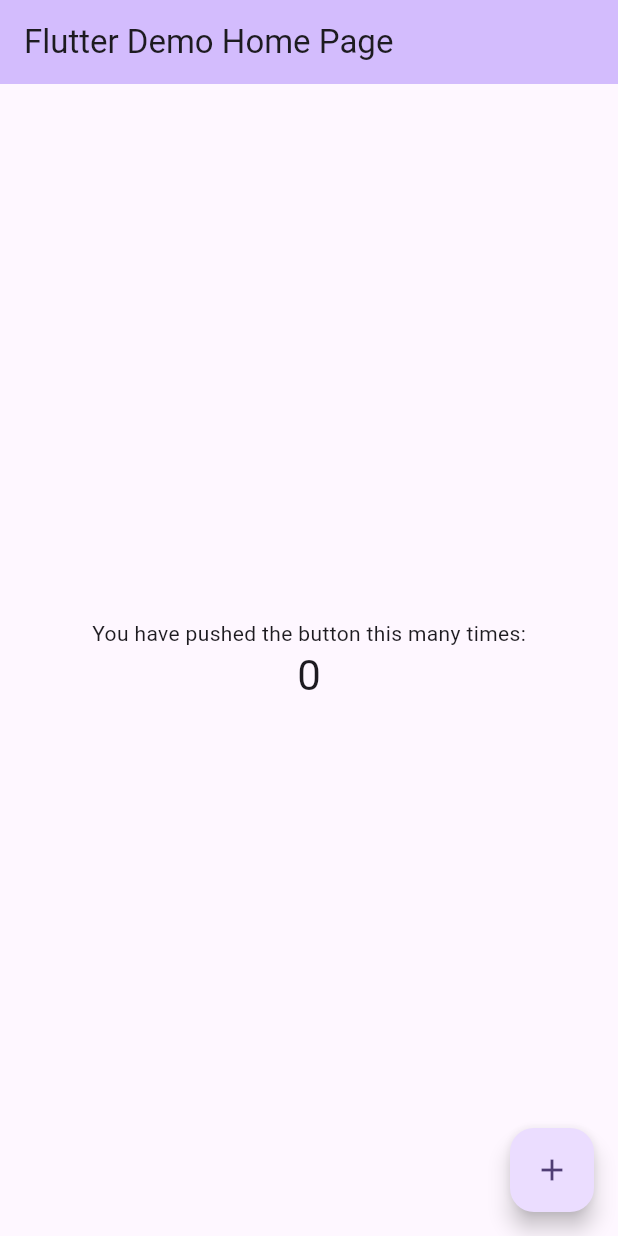
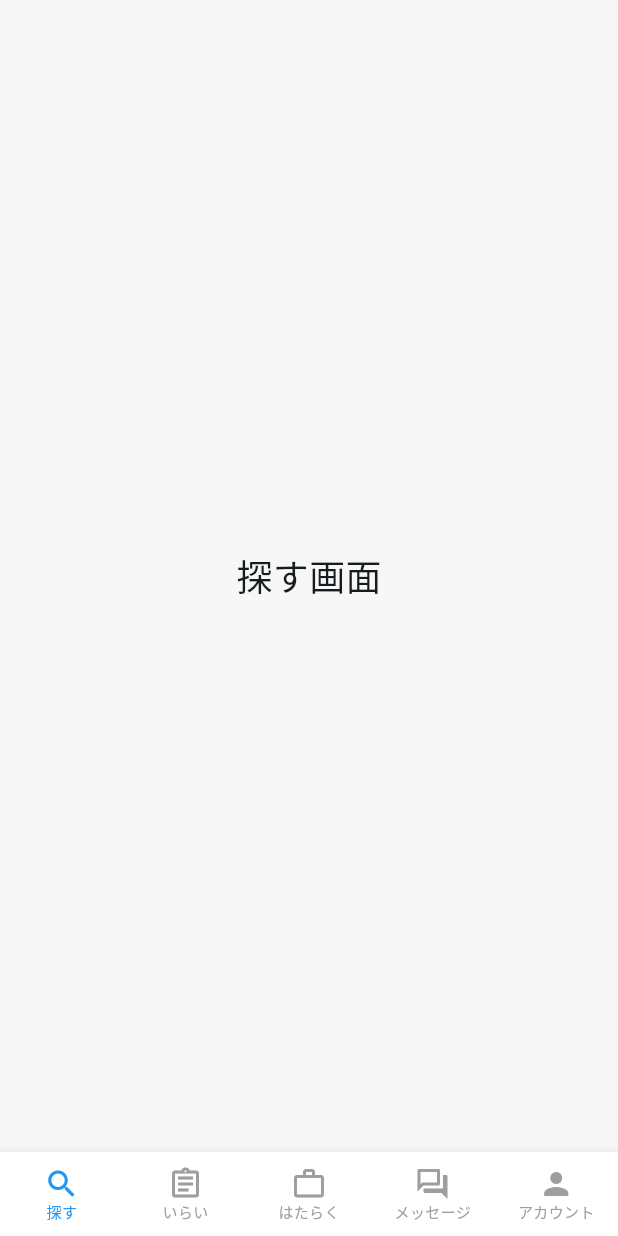
Before and after one commit to Mkazuki0511/yorozuya_app, a Flutter app: the screen it shows after launch, on a phone screen of 412 x 824 dp. Run offline on Flutter 3.47's test engine with Material 3 defaults, Android fonts, the phone set to English and light mode, and no system bars; our stand-ins replace firebase_core; accounts and stored records are empty.

Commit message:
feat: ボトムナビゲーションバーの実装、遷移先のページの作成完了

```diff
--- a/lib/main.dart
+++ b/lib/main.dart
@@ -1,6 +1,11 @@
 import 'package:flutter/material.dart';
 import 'package:firebase_core/firebase_core.dart';
 import 'firebase_options.dart';
+import 'pages/page_search.dart';
+import 'pages/page_request.dart';
+import 'pages/page_work.dart';
+import 'pages/page_message.dart';
+import 'pages/page_account.dart';
 
 void main() async {
   WidgetsFlutterBinding.ensureInitialized();
@@ -18,112 +23,65 @@ class MyApp extends StatelessWidget {
   @override
   Widget build(BuildContext context) {
     return MaterialApp(
-      title: 'Flutter Demo',
+      title: 'Yorozuya App',
       theme: ThemeData(
-        // This is the theme of your application.
-        //
-        // TRY THIS: Try running your application with "flutter run". You'll see
-        // the application has a purple toolbar. Then, without quitting the app,
-        // try changing the seedColor in the colorScheme below to Colors.green
-        // and then invoke "hot reload" (save your changes or press the "hot
-        // reload" button in a Flutter-supported IDE, or press "r" if you used
-        // the command line to start the app).
-        //
-        // Notice that the counter didn't reset back to zero; the application
-        // state is not lost during the reload. To reset the state, use hot
-        // restart instead.
-        //
-        // This works for code too, not just values: Most code changes can be
-        // tested with just a hot reload.
-        colorScheme: ColorScheme.fromSeed(seedColor: Colors.deepPurple),
+        colorScheme: ColorScheme.fromSeed(seedColor: Colors.white),
+        useMaterial3: true,
+        scaffoldBackgroundColor: const Color(0xFFF7F7F7),
       ),
-      home: const MyHomePage(title: 'Flutter Demo Home Page'),
+      home: const MainNavigationScreen(),
     );
   }
 }
 
-class MyHomePage extends StatefulWidget {
-  const MyHomePage({super.key, required this.title});
-
-  // This widget is the home page of your application. It is stateful, meaning
-  // that it has a State object (defined below) that contains fields that affect
-  // how it looks.
-
-  // This class is the configuration for the state. It holds the values (in this
-  // case the title) provided by the parent (in this case the App widget) and
-  // used by the build method of the State. Fields in a Widget subclass are
-  // always marked "final".
-
-  final String title;
+class MainNavigationScreen extends StatefulWidget {
+  const MainNavigationScreen({super.key});
 
   @override
-  State<MyHomePage> createState() => _MyHomePageState();
+  State<MainNavigationScreen> createState() => _MainNavigationScreenState();
 }
 
-class _MyHomePageState extends State<MyHomePage> {
-  int _counter = 0;
+class _MainNavigationScreenState extends State<MainNavigationScreen> {
+  int _selectedIndex = 0 ;
+  static final List<Widget> _pages = <Widget>[
+    const PageSearch(),
+    const PageRequest(),
+    const PageWork(),
+    const PageMessage(),
+    const PageAccount(),
+  ];
 
-  void _incrementCounter() {
+  void _onItemTapped(int index) {
     setState(() {
-      // This call to setState tells the Flutter framework that something has
-      // changed in this State, which causes it to rerun the build method below
-      // so that the display can reflect the updated values. If we changed
-      // _counter without calling setState(), then the build method would not be
-      // called again, and so nothing would appear to happen.
-      _counter++;
+      _selectedIndex = index;
     });
   }
 
+
   @override
   Widget build(BuildContext context) {
-    // This method is rerun every time setState is called, for instance as done
-    // by the _incrementCounter method above.
-    //
-    // The Flutter framework has been optimized to make rerunning build methods
-    // fast, so that you can just rebuild anything that needs updating rather
-    // than having to individually change instances of widgets.
     return Scaffold(
-      appBar: AppBar(
-        // TRY THIS: Try changing the color here to a specific color (to
-        // Colors.amber, perhaps?) and trigger a hot reload to see the AppBar
-        // change color while the other colors stay the same.
-        backgroundColor: Theme.of(context).colorScheme.inversePrimary,
-        // Here we take the value from the MyHomePage object that was created by
-        // the App.build method, and use it to set our appbar title.
-        title: Text(widget.title),
+      body: _pages[_selectedIndex],
+      bottomNavigationBar: BottomNavigationBar(
+        backgroundColor: Colors.white,
+        currentIndex: _selectedIndex,
+        onTap: _onItemTapped,
+        iconSize: 24.0,
+        // 5つのアイテムを均等に配置するための設定
+        type: BottomNavigationBarType.fixed,
+        selectedItemColor: Colors.blue, // 選択時の色（適宜変更してください）
+        unselectedItemColor: Colors.grey,
+        // 以前のコードのラベルスタイル
+        selectedLabelStyle: const TextStyle(fontSize: 10, fontWeight: FontWeight.normal),
+        unselectedLabelStyle: const TextStyle(fontSize: 10, fontWeight: FontWeight.normal),
+        items: const <BottomNavigationBarItem>[
+          BottomNavigationBarItem(icon: Icon(Icons.search), label: '探す'),
+          BottomNavigationBarItem(icon: Icon(Icons.assignment_outlined), label: 'いらい'),
+          BottomNavigationBarItem(icon: Icon(Icons.work_outline), label: 'はたらく'),
+          BottomNavigationBarItem(icon: Icon(Icons.forum_outlined), label: 'メッセージ'),
+          BottomNavigationBarItem(icon: Icon(Icons.person), label: 'アカウント'),
+        ],
       ),
-      body: Center(
-        // Center is a layout widget. It takes a single child and positions it
-        // in the middle of the parent.
-        child: Column(
-          // Column is also a layout widget. It takes a list of children and
-          // arranges them vertically. By default, it sizes itself to fit its
-          // children horizontally, and tries to be as tall as its parent.
-          //
-          // Column has various properties to control how it sizes itself and
-          // how it positions its children. Here we use mainAxisAlignment to
-          // center the children vertically; the main axis here is the vertical
-          // axis because Columns are vertical (the cross axis would be
-          // horizontal).
-          //
-          // TRY THIS: Invoke "debug painting" (choose the "Toggle Debug Paint"
-          // action in the IDE, or press "p" in the console), to see the
-          // wireframe for each widget.
-          mainAxisAlignment: MainAxisAlignment.center,
-          children: <Widget>[
-            const Text('You have pushed the button this many times:'),
-            Text(
-              '$_counter',
-              style: Theme.of(context).textTheme.headlineMedium,
-            ),
-          ],
-        ),
-      ),
-      floatingActionButton: FloatingActionButton(
-        onPressed: _incrementCounter,
-        tooltip: 'Increment',
-        child: const Icon(Icons.add),
-      ), // This trailing comma makes auto-formatting nicer for build methods.
     );
   }
 }
--- /dev/null
+++ b/lib/pages/page_search.dart
@@ -0,0 +1,12 @@
+import 'package:flutter/material.dart';
+
+class PageSearch extends StatelessWidget {
+  const PageSearch({super.key});
+
+  @override
+  Widget build(BuildContext context) {
+    return const Center(
+      child: Text('探す画面', style: TextStyle(fontSize: 24)),
+    );
+  }
+}
```
Also changed, not shown: lib/pages/page_account.dart (added, +12 -0 lines), lib/pages/page_message.dart (added, +12 -0 lines), lib/pages/page_request.dart (added, +12 -0 lines), lib/pages/page_work.dart (added, +12 -0 lines).
